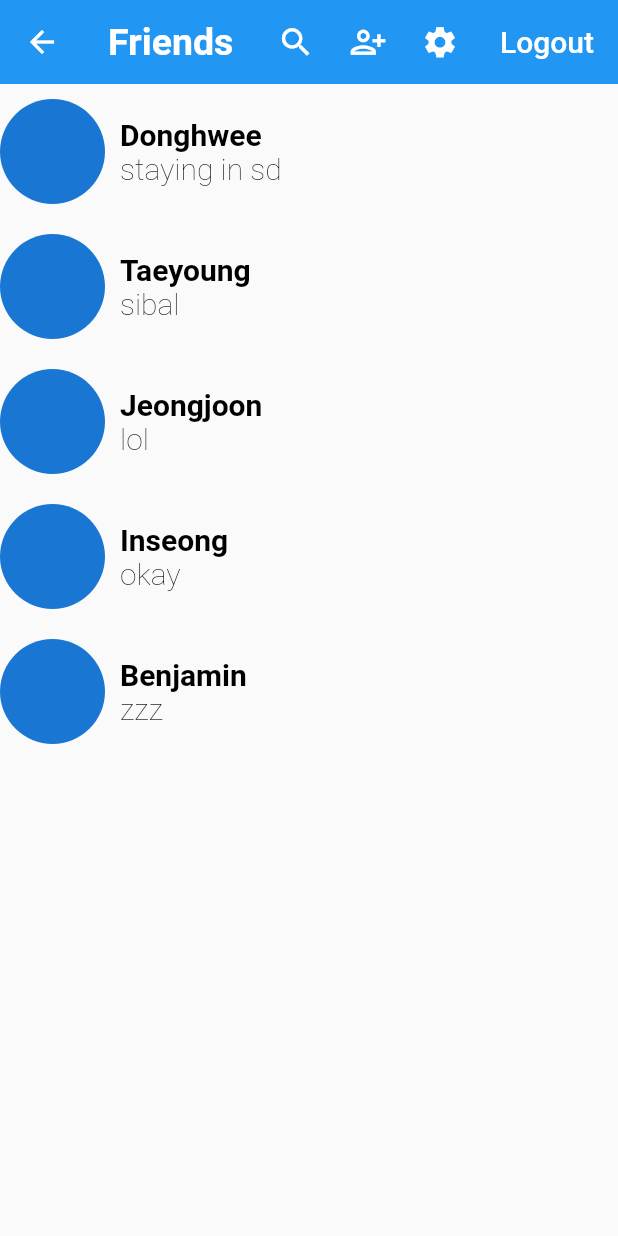
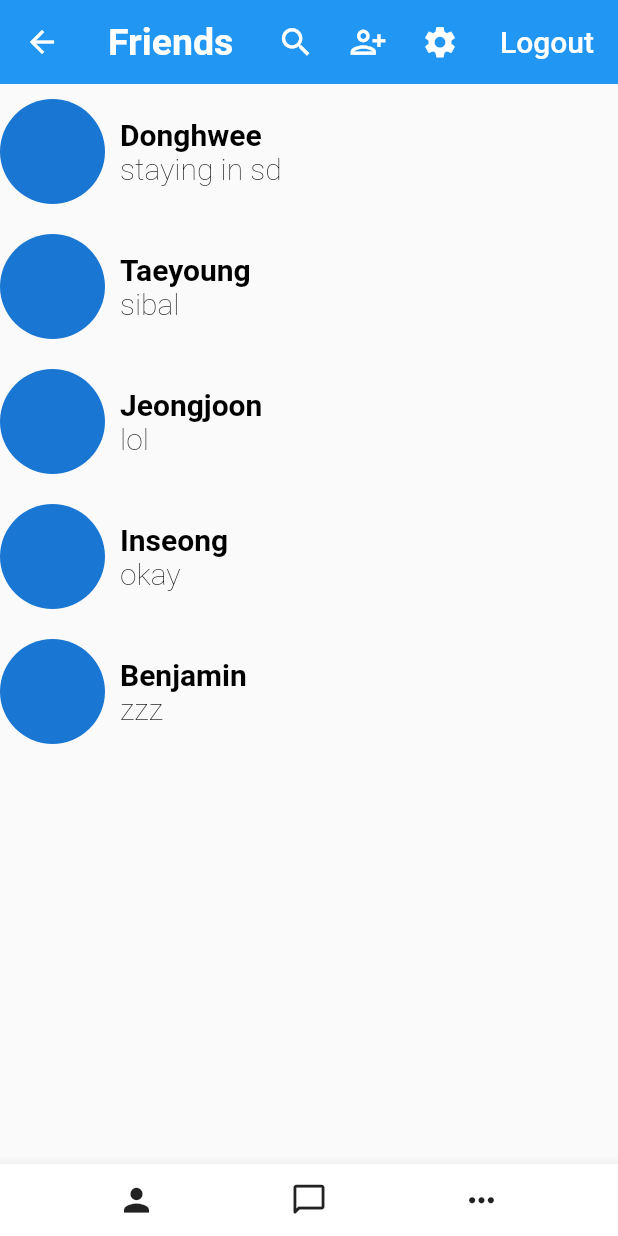
Before and after one commit to mark-taeyoung/triton_chat, a Flutter app: the HomePage screen opened directly, on a phone screen of 412 x 824 dp. Run offline on Flutter 3.47's test engine with Material 2 defaults, Android fonts, the phone set to English and light mode, and no system bars; our stand-ins replace firebase_auth; accounts and stored records are empty.

Commit message:
added bottom appbar ui

```diff
--- a/lib/pages/home_page.dart
+++ b/lib/pages/home_page.dart
@@ -63,6 +63,21 @@ class _HomePageState extends State<HomePage> {
         ],
       ),
       body: Contacts(),
+      bottomNavigationBar: BottomAppBar(
+        child: Row(
+          mainAxisAlignment: MainAxisAlignment.spaceEvenly,
+          children: [
+            IconButton(
+                icon: Icon(Icons.person), iconSize: 25.0, onPressed: () {}),
+            IconButton(
+                icon: Icon(Icons.chat_bubble_outline_rounded),
+                iconSize: 25.0,
+                onPressed: () {}),
+            IconButton(
+                icon: Icon(Icons.more_horiz), iconSize: 25.0, onPressed: () {}),
+          ],
+        ),
+      ),
     );
   }
 }
```
